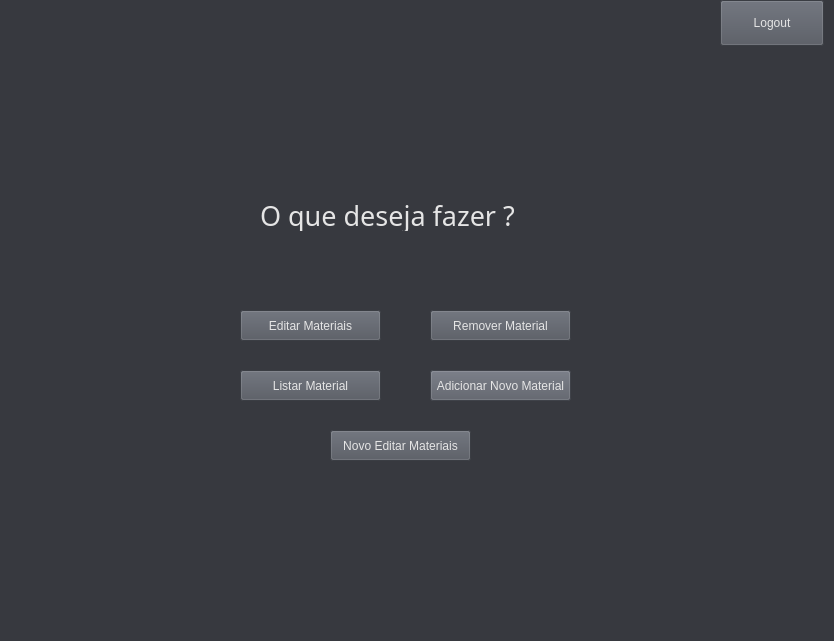
Above: SYSTEM CONTROL/menu_Principal.ui from victorkok/OPE-Oficina-Mecanica before the change. Below: the same form after it.
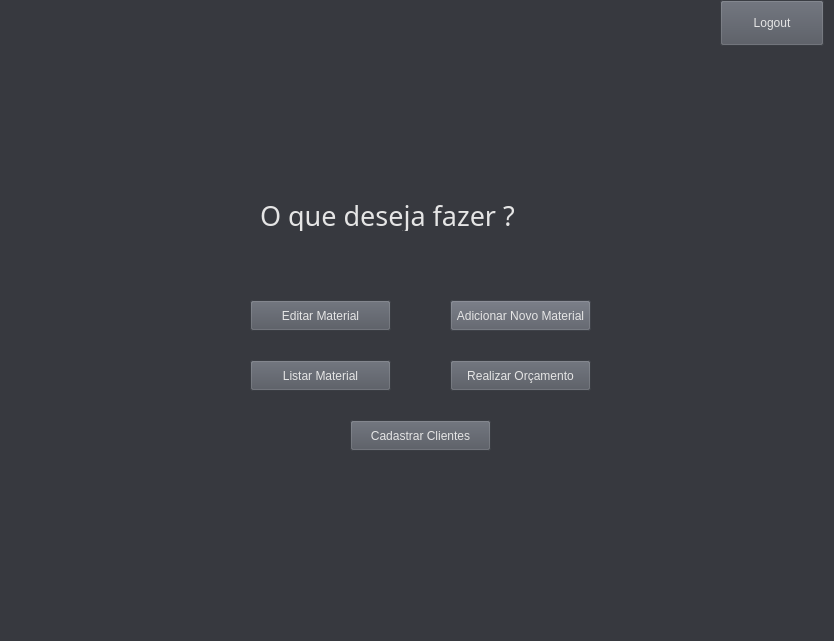
That is the form after the change.

Diff of the .ui file:
```diff
--- a/SYSTEM CONTROL/menu_Principal.ui
+++ b/SYSTEM CONTROL/menu_Principal.ui
@@ -28,7 +28,7 @@
      <rect>
       <x>300</x>
       <y>520</y>
-      <width>201</width>
+      <width>271</width>
       <height>71</height>
      </rect>
     </property>
@@ -64,43 +64,11 @@
      <string>O que deseja fazer ?</string>
     </property>
    </widget>
-   <widget class="QPushButton" name="button_estoque">
-    <property name="geometry">
-     <rect>
-      <x>240</x>
-      <y>310</y>
-      <width>141</width>
-      <height>31</height>
-     </rect>
-    </property>
-    <property name="styleSheet">
-     <string notr="true">background-color: rgb(81, 85, 94);</string>
-    </property>
-    <property name="text">
-     <string>Editar Materiais</string>
-    </property>
-   </widget>
-   <widget class="QPushButton" name="button_venda">
-    <property name="geometry">
-     <rect>
-      <x>430</x>
-      <y>310</y>
-      <width>141</width>
-      <height>31</height>
-     </rect>
-    </property>
-    <property name="styleSheet">
-     <string notr="true">background-color: rgb(81, 85, 94);</string>
-    </property>
-    <property name="text">
-     <string>Remover Material</string>
-    </property>
-   </widget>
    <widget class="QPushButton" name="button_produtos">
     <property name="geometry">
      <rect>
-      <x>240</x>
-      <y>370</y>
+      <x>250</x>
+      <y>360</y>
       <width>141</width>
       <height>31</height>
      </rect>
@@ -115,8 +83,8 @@
    <widget class="QPushButton" name="material">
     <property name="geometry">
      <rect>
-      <x>430</x>
-      <y>370</y>
+      <x>450</x>
+      <y>300</y>
       <width>141</width>
       <height>31</height>
      </rect>
@@ -158,8 +126,8 @@
    <widget class="QPushButton" name="button_estoque_2">
     <property name="geometry">
      <rect>
-      <x>330</x>
-      <y>430</y>
+      <x>250</x>
+      <y>300</y>
       <width>141</width>
       <height>31</height>
      </rect>
@@ -168,7 +136,39 @@
      <string notr="true">background-color: rgb(81, 85, 94);</string>
     </property>
     <property name="text">
-     <string>Novo Editar Materiais</string>
+     <string>Editar Material</string>
+    </property>
+   </widget>
+   <widget class="QPushButton" name="button_orca">
+    <property name="geometry">
+     <rect>
+      <x>450</x>
+      <y>360</y>
+      <width>141</width>
+      <height>31</height>
+     </rect>
+    </property>
+    <property name="styleSheet">
+     <string notr="true">background-color: rgb(81, 85, 94);</string>
+    </property>
+    <property name="text">
+     <string>Realizar Orçamento</string>
+    </property>
+   </widget>
+   <widget class="QPushButton" name="button_cadastro">
+    <property name="geometry">
+     <rect>
+      <x>350</x>
+      <y>420</y>
+      <width>141</width>
+      <height>31</height>
+     </rect>
+    </property>
+    <property name="styleSheet">
+     <string notr="true">background-color: rgb(81, 85, 94);</string>
+    </property>
+    <property name="text">
+     <string>Cadastrar Clientes</string>
     </property>
    </widget>
   </widget>
```
